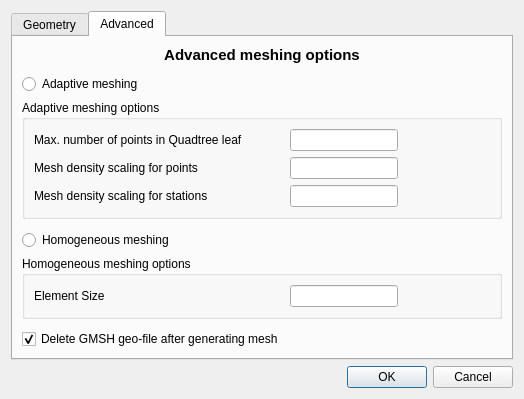
This is Gui/DataView/GMSHPrefs.ui in ufz/ogs as Qt 5 draws it before an edit. The edited form follows.
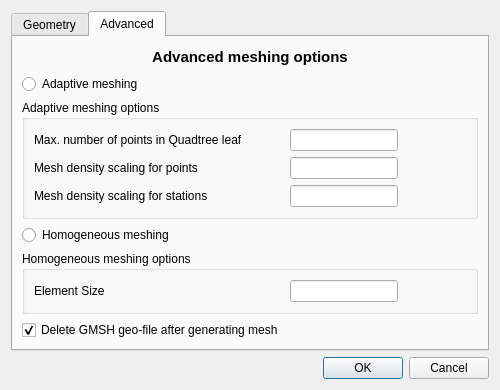
This is the edited form. The open tabs and pages were chosen to show the change.

Commit message: resized some dialogs

Diff of the .ui file:
```diff
--- a/Gui/DataView/GMSHPrefs.ui
+++ b/Gui/DataView/GMSHPrefs.ui
@@ -6,8 +6,8 @@
    <rect>
     <x>0</x>
     <y>0</y>
-    <width>524</width>
-    <height>399</height>
+    <width>500</width>
+    <height>390</height>
    </rect>
   </property>
   <property name="sizePolicy">
@@ -170,7 +170,47 @@
        <string>Advanced</string>
       </attribute>
       <layout class="QGridLayout" name="gridLayout_4">
-       <item row="8" column="0">
+       <item row="0" column="0">
+        <widget class="QLabel" name="label_8">
+         <property name="enabled">
+          <bool>true</bool>
+         </property>
+         <property name="sizePolicy">
+          <sizepolicy hsizetype="Expanding" vsizetype="Preferred">
+           <horstretch>0</horstretch>
+           <verstretch>0</verstretch>
+          </sizepolicy>
+         </property>
+         <property name="font">
+          <font>
+           <pointsize>11</pointsize>
+           <weight>75</weight>
+           <bold>true</bold>
+          </font>
+         </property>
+         <property name="text">
+          <string>Advanced meshing options</string>
+         </property>
+         <property name="alignment">
+          <set>Qt::AlignCenter</set>
+         </property>
+        </widget>
+       </item>
+       <item row="1" column="0">
+        <widget class="QRadioButton" name="radioAdaptive">
+         <property name="text">
+          <string>Adaptive meshing</string>
+         </property>
+        </widget>
+       </item>
+       <item row="3" column="0">
+        <widget class="QRadioButton" name="radioHomogeneous">
+         <property name="text">
+          <string>Homogeneous meshing</string>
+         </property>
+        </widget>
+       </item>
+       <item row="5" column="0">
         <widget class="QCheckBox" name="geoFileDelete">
          <property name="sizePolicy">
           <sizepolicy hsizetype="Minimum" vsizetype="Fixed">
@@ -186,14 +226,7 @@
          </property>
         </widget>
        </item>
-       <item row="5" column="0">
-        <widget class="QRadioButton" name="radioHomogeneous">
-         <property name="text">
-          <string>Homogeneous meshing</string>
-         </property>
-        </widget>
-       </item>
-       <item row="6" column="0">
+       <item row="4" column="0">
         <widget class="QGroupBox" name="groupBox_2">
          <property name="sizePolicy">
           <sizepolicy hsizetype="Expanding" vsizetype="Preferred">
@@ -243,7 +276,7 @@
          </layout>
         </widget>
        </item>
-       <item row="3" column="0">
+       <item row="2" column="0">
         <widget class="QGroupBox" name="groupBox">
          <property name="sizePolicy">
           <sizepolicy hsizetype="Expanding" vsizetype="Preferred">
@@ -390,78 +423,6 @@
          </layout>
         </widget>
        </item>
-       <item row="0" column="0">
-        <widget class="QLabel" name="label_8">
-         <property name="enabled">
-          <bool>true</bool>
-         </property>
-         <property name="sizePolicy">
-          <sizepolicy hsizetype="Expanding" vsizetype="Preferred">
-           <horstretch>0</horstretch>
-           <verstretch>0</verstretch>
-          </sizepolicy>
-         </property>
-         <property name="font">
-          <font>
-           <pointsize>11</pointsize>
-           <weight>75</weight>
-           <bold>true</bold>
-          </font>
-         </property>
-         <property name="text">
-          <string>Advanced meshing options</string>
-         </property>
-         <property name="alignment">
-          <set>Qt::AlignCenter</set>
-         </property>
-        </widget>
-       </item>
-       <item row="2" column="0">
-        <widget class="QRadioButton" name="radioAdaptive">
-         <property name="text">
-          <string>Adaptive meshing</string>
-         </property>
-        </widget>
-       </item>
-       <item row="4" column="0">
-        <spacer name="verticalSpacer_3">
-         <property name="orientation">
-          <enum>Qt::Vertical</enum>
-         </property>
-         <property name="sizeHint" stdset="0">
-          <size>
-           <width>20</width>
-           <height>40</height>
-          </size>
-         </property>
-        </spacer>
-       </item>
-       <item row="1" column="0">
-        <spacer name="verticalSpacer_4">
-         <property name="orientation">
-          <enum>Qt::Vertical</enum>
-         </property>
-         <property name="sizeHint" stdset="0">
-          <size>
-           <width>20</width>
-           <height>40</height>
-          </size>
-         </property>
-        </spacer>
-       </item>
-       <item row="7" column="0">
-        <spacer name="verticalSpacer_5">
-         <property name="orientation">
-          <enum>Qt::Vertical</enum>
-         </property>
-         <property name="sizeHint" stdset="0">
-          <size>
-           <width>20</width>
-           <height>40</height>
-          </size>
-         </property>
-        </spacer>
-       </item>
       </layout>
      </widget>
     </widget>
```
Left out of the diff: 2 changed lines with no effect on the pictures. The commit also changes 4 other files.
